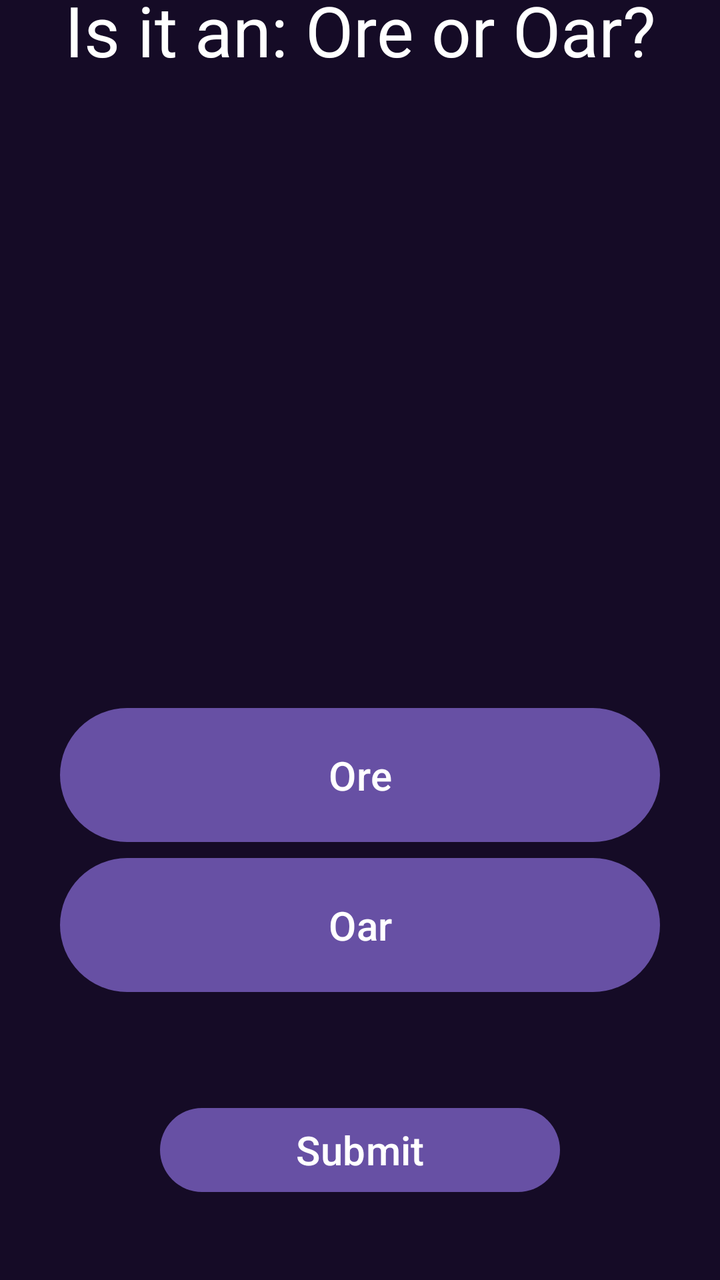
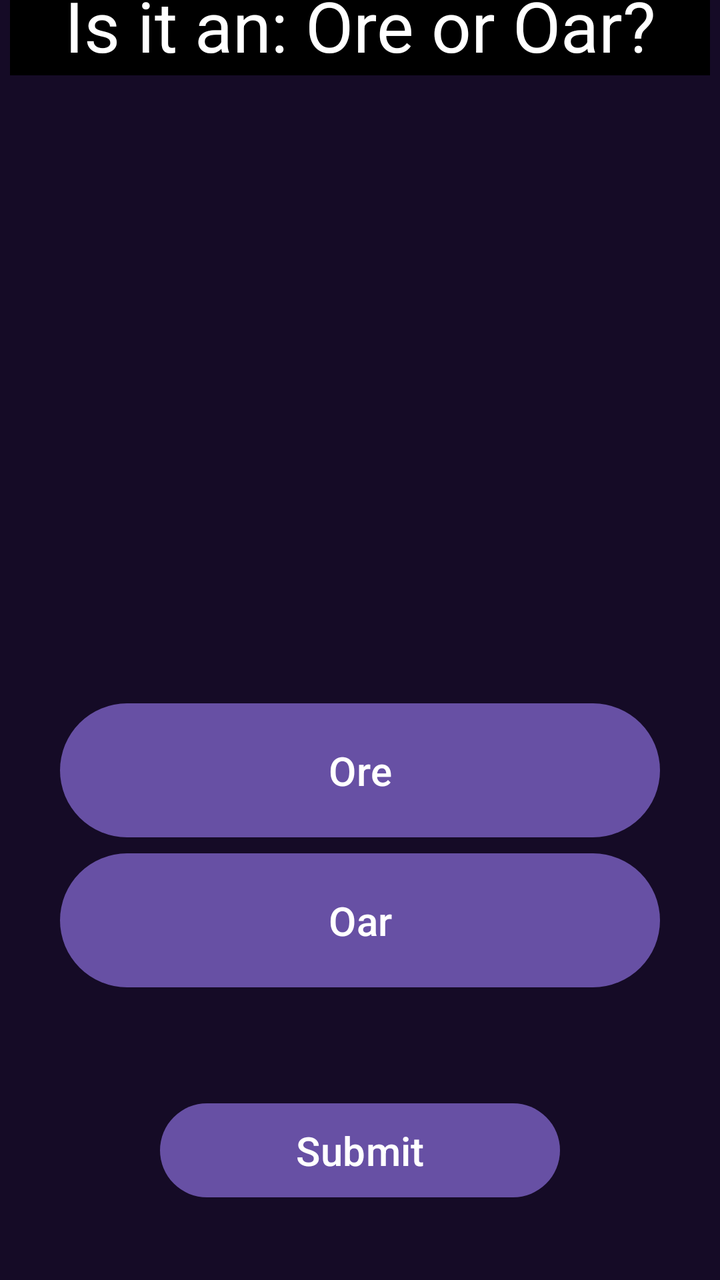

Compare the two renders of this Android layout. The source of the first and the diff that turns it into the second are given below.
<!-- AndroidManifest.xml: application theme Theme.QuizTime -->
<!-- res/layout/activity_main.xml -->
<?xml version="1.0" encoding="utf-8"?>
<LinearLayout
    xmlns:android="http://schemas.android.com/apk/res/android"
    android:id="@+id/main"
    android:layout_width="match_parent"
    android:layout_height="match_parent"
    android:gravity="center"
    android:orientation="vertical"
    android:background="#150b26">

    <TextView
        android:id="@+id/Question"
        android:layout_width="350sp"
        android:layout_height="50sp"
        android:gravity="center"
        android:textSize="35sp"
        android:textColor="#FFFFFF"
        android:text="Is it an: Ore or Oar?" />

    <ImageView
        android:id="@+id/Img"
        android:layout_width="250sp"
        android:layout_height="250sp"
        android:layout_margin="30sp"/>

    <LinearLayout
        android:layout_width="wrap_content"
        android:layout_height="wrap_content"
        android:orientation="vertical">

        <Button
            android:id="@+id/Option1"
            android:layout_width="300sp"
            android:layout_height="75sp"
            android:gravity="center"
            android:textSize="20sp"
            android:text="Ore"/>

        <Button
            android:id="@+id/Option2"
            android:layout_width="300sp"
            android:layout_height="75sp"
            android:gravity="center"
            android:textSize="20sp"
            android:text="Oar"/>


    </LinearLayout>

    <Button
        android:id="@+id/submit"
        android:layout_width="200sp"
        android:layout_height="50sp"
        android:layout_margin="50sp"
        android:textSize="20sp"
        android:text="Submit"/>

</LinearLayout>
<!-- resources referenced by this layout -->
<resources>
  <style name="Theme.QuizTime" parent="Base.Theme.QuizTime" />
  <style name="Base.Theme.QuizTime" parent="Theme.Material3.DayNight.NoActionBar">
          
          
      </style>
</resources>

<!-- the commit's change to res/layout/activity_main.xml (unified diff, before → after) -->
@@ -15,6 +15,8 @@
         android:gravity="center"
         android:textSize="35sp"
         android:textColor="#FFFFFF"
+        android:background="#000000"
+
         android:text="Is it an: Ore or Oar?" />
 
     <ImageView
@@ -50,7 +52,7 @@
     <Button
         android:id="@+id/submit"
         android:layout_width="200sp"
-        android:layout_height="50sp"
+        android:layout_height="55sp"
         android:layout_margin="50sp"
         android:textSize="20sp"
         android:text="Submit"/>
